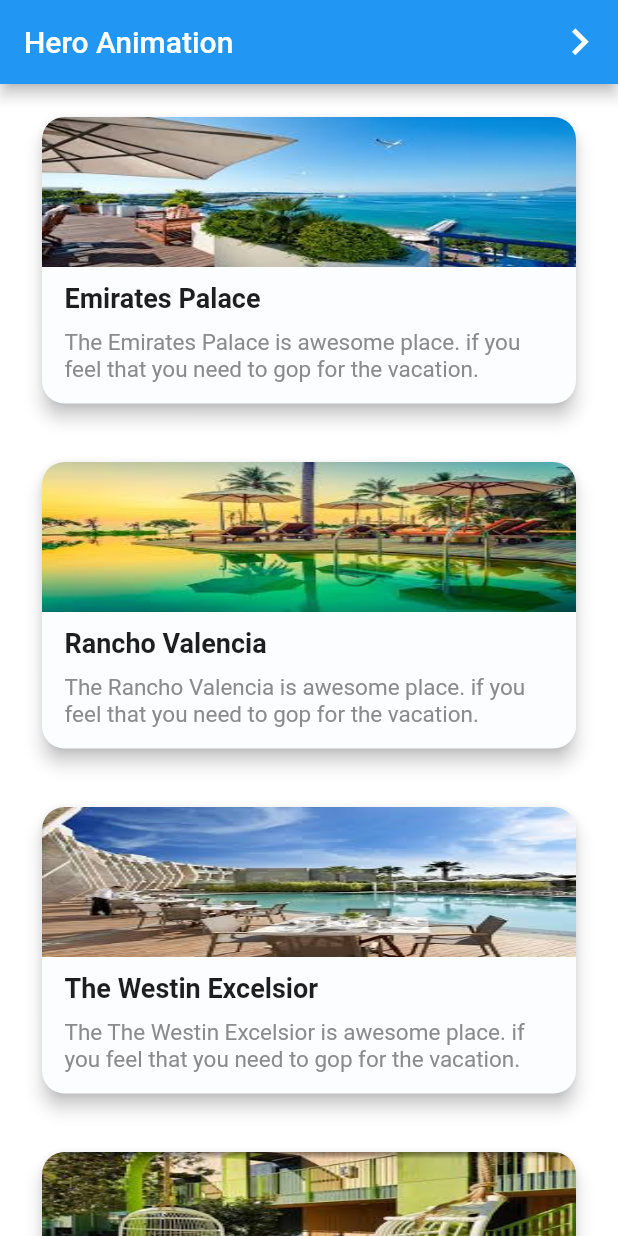
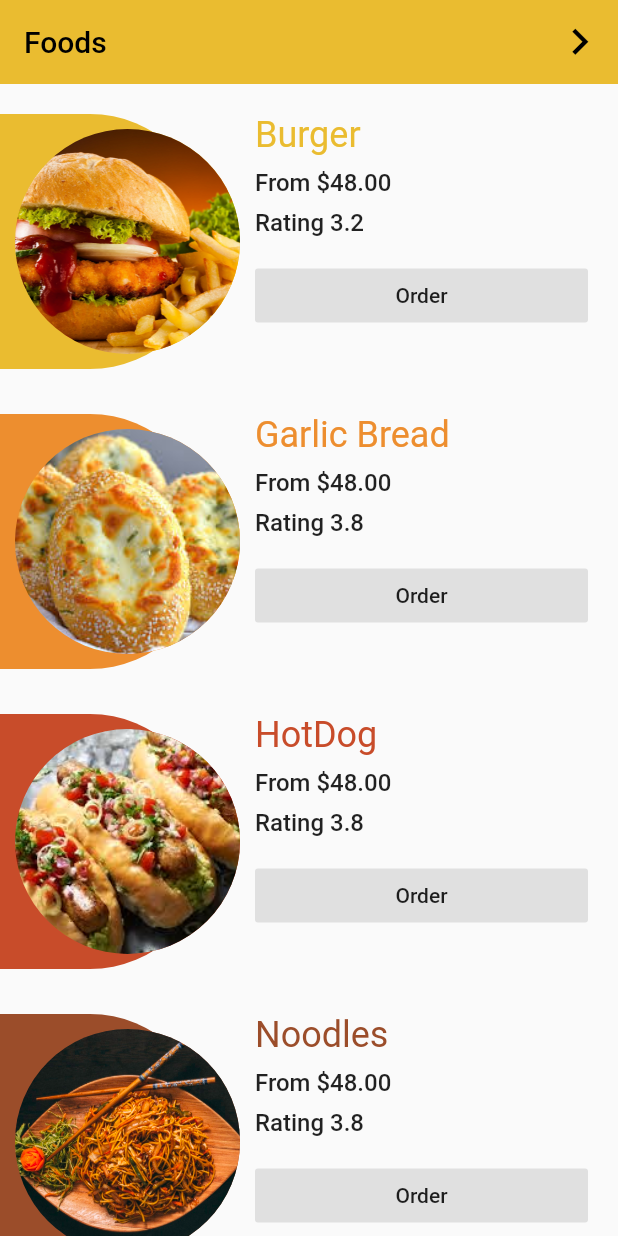
Before and after one commit to Mindinventory/Custom-Hero-Animation, a Flutter app: the screen it shows after launch, on a phone screen of 412 x 824 dp. Run offline on Flutter 3.47's test engine with Material 2 defaults, Android fonts, the phone set to English and light mode, and no system bars; Roboto replaces fonts that are missing (ProximaNova); key blocks and very long unbroken strings in the code were emptied for the run.

Commit message:
- Implemented radial animation using hero animation

```diff
--- a/lib/list/list_animation.dart
+++ b/lib/list/list_animation.dart
@@ -32,7 +32,7 @@ class _ListAnimationState  extends State<ListAnimation> {
     'The Westin Excelsior',
     'Burj Al Arab',
     'The Plaza',
-    'Atlantis Paradise Island',
+    'Atlantis Paradise',
     'Palms',
     'The Boulders',
     'CuisinArt Golf',
@@ -79,24 +79,29 @@ class _ListAnimationState  extends State<ListAnimation> {
                     pageBuilder: (BuildContext context,
                         Animation<double> animation,
                         Animation<double> secondaryAnimation) {
+                      return AnimatedBuilder(
+                      animation: animation,
+                      builder: (BuildContext context, Widget child) {
                         return ListDetailsAnimation(
                           index: index,
                           image: images[index],
                           desc: 'The ${titles[index]} is awesome place. if you feel that you need to gop for the vacation.',
                           name: titles[index],
                         );
+                      }
+                      );
                     },
-                    transitionsBuilder: (BuildContext context,
-                        Animation<double> animation,
-                        Animation<double> secondaryAnimation,
-                        Widget child) {
-                      return Align(
-                        child: FadeTransition(
-                          opacity: animation,
-                          child: child,
-                        ),
-                      );
-                    }
+                    // transitionsBuilder: (BuildContext context,
+                    //     Animation<double> animation,
+                    //     Animation<double> secondaryAnimation,
+                    //     Widget child) {
+                    //   return Align(
+                    //     child: FadeTransition(
+                    //       opacity: animation,
+                    //       child: child,
+                    //     ),
+                    //   );
+                    // }
                 ),
                 );
               },
@@ -128,8 +133,7 @@ class _ListAnimationState  extends State<ListAnimation> {
                                   child: Container(
                                     width: double.maxFinite,
                                     height: 100.0,
-                                    child:
-                                    Image(
+                                    child: Image(
                                       image: AssetImage(images[index]),
                                       fit: BoxFit.fill,
                                     ),
@@ -157,14 +161,16 @@ class _ListAnimationState  extends State<ListAnimation> {
                                         ),
                                       ),
                                     ),
-                                    SizedBox(height: 10,),
-                                    Text(
+                                    SizedBox(height: 5,),
+                                    Expanded(
+                                      child: Text(
                                         'The ${titles[index]} is awesome place. if you feel that you need to gop for the vacation.',
                                         style: TextStyle(
                                           color: Color.fromRGBO(139, 139, 139, 1),
                                           fontSize: 15.0,
                                           fontFamily: 'ProximaNova',
                                           fontWeight: FontWeight.normal,
+                                        ),
                                       ),
                                     )
                                   ],
--- a/lib/main.dart
+++ b/lib/main.dart
@@ -1,5 +1,6 @@
 import 'package:animation_demo/custom_animation/screen_1.dart';
 import 'package:animation_demo/details.dart';
+import 'package:animation_demo/radial_animation/food_main_List.dart';
 import 'package:flutter/material.dart';
 import 'List/list_animation.dart';
 import 'button_animation /custom_hero_animation.dart';
@@ -18,7 +19,10 @@ class MyApp extends StatelessWidget {
         primarySwatch: Colors.blue,
         visualDensity: VisualDensity.adaptivePlatformDensity,
       ),
-      home: ListAnimation(),
+      home:
+      // RadialExpansionDemo(),
+      // ListAnimation(),
+        FoodMenuMain(),
     );
   }
 }
--- /dev/null
+++ b/lib/radial_animation/Food.dart
@@ -0,0 +1,94 @@
+import 'dart:ui';
+
+class Food {
+  final int id;
+  final String title;
+  final double rating;
+  final String note;
+  final String image;
+  final Color color;
+
+  Food(
+      {this.id,
+        this.title,
+        this.rating,
+        this.note,
+        this.image,
+        this.color});
+
+  String get asset => 'assets/images/$image.jpeg';
+  bool get isDark => color.computeLuminance() < 0.6;
+}
+
+final List<Food> foods = [
+  Food(
+      id: 1,
+      title: 'Burger',
+      rating: 3.2,
+      note: 'A veggie burger is a burger patty that does not contain meat. These burgers may be made from ingredients like beans, especially soybeans and tofu, nuts, grains, seeds or fungi such as mushrooms or mycoprotein.',
+      image: 'burger',
+      color: Color.fromRGBO(234, 188, 48, 1.0)),
+  Food(
+      id: 2,
+      title: 'Garlic Bread',
+      rating: 3.8,
+      note: 'Garlic bread is a classic accompaniment to almost any kind of soup or stew. Its commonly paired with tomato-based soups, but is equally appropriate served alongside bean, vegetable, chicken, beef and seafood soups or stews. Top a simple, chunky stew of roasted vegetables with hunks of garlic bread.',
+      image: 'garlicbread',
+      color: Color.fromRGBO(237, 142, 47, 1.0)),
+  Food(
+      id: 3,
+      title: 'HotDog',
+      rating: 3.8,
+      note: 'A vegetarian hot dog is a hot dog produced completely from non-meat products. Unlike traditional home-made meat sausages, the casing is not made of intestine, but of cellulose or other plant based ingredients. The filling is usually based on some sort of soy protein, wheat gluten, or pea protein.',
+      image: 'hotdog',
+      color: Color.fromRGBO(200, 76, 42, 1.0)),
+  Food(
+      id: 4,
+      title: 'Noodles',
+      rating: 3.8,
+      note: 'Hakka noodles are thin, flat noodles made from unleavened dough made with rice or wheat flour. To cook these noodles, you have to simply toss them in boiling water, cook al-dente, drain out the water and then toss them with your favorite veggies and sauces.',
+      image: 'noodles',
+      color: Color.fromRGBO(155, 77, 42, 1.0)),
+  Food(
+      id: 5,
+      title: 'Pasta',
+      rating: 3.8,
+      note: 'The ingredients to make dried pasta usually include water and semolina flour; egg for colour and richness (in some types of pasta), and possibly vegetable juice (such as spinach, beet, tomato, carrot), herbs or spices for colour and flavour.',
+      image: 'pasta',
+      color: Color.fromRGBO(54, 80, 143, 1.0)),
+  Food(
+      id: 6,
+      title: 'Pizza',
+      rating: 3.8,
+      note: 'Fresh Dough. Unbleached enriched wheat flour, water, sugar, soybean oil, salt, yeast. ...Cheese. Part-skim mozzarella cheese (pasteurized milk, cultures, salt, enzymes), modified food starch, sugarcane fiber, whey protein concentrate, sodium citrate. ...Pizza Sauce. ...',
+      image: 'pizza',
+      color: Color.fromRGBO(130, 61, 99, 1.0)),
+  Food(
+      id: 7,
+      title: 'Puffs',
+      rating: 3.8,
+      note: 'a popular snack, very similar to pie is prepared from puff pastry sheets. in other words, the puffs are prepared from special sheets known as puff pastry sheets which is a layered sheet and sandwiched with butter or dalda.',
+      image: 'puffs',
+      color: Color.fromRGBO(88, 90, 59, 1.0)),
+  Food(
+      id: 8,
+      title: 'Sandwich',
+      rating: 3.8,
+      note: 'Spread Out. Sandwich spreads add flavor but also perform the essential task of lending moisture and sometimes creaminess to sandwiches. ...Use the Right Bread. Choose bread appropriate to the sandwich you are making. ...Choose To-Go Toppings. ...Take the Edge Off Onions.',
+      image: 'sandwich',
+      color: Color.fromRGBO(121, 118, 114, 1.0)),
+  Food(
+      id: 9,
+      title: 'Sub',
+      rating: 3.8,
+      note: 'Sauteed bell peppers, sauteed mushrooms, sauteed and raw onions, lettuce, tomato, mayo, deli mustard, Italian dressing, provolone, cheddar, and Monterey Jack.',
+      image: 'sub',
+      color: Color.fromRGBO(136, 91, 61, 1.0)),
+  Food(
+      id: 10,
+      title: 'Tacos',
+      rating: 3.8,
+      note: 'If you want to keep it classic, the best taco toppings are cheese, pico de gallo, lettuce, tomatoes, and sour cream. But you can also add in onions, jalepenos, green chiles, beans, and more!',
+      image: 'takos',
+      color: Color.fromRGBO(167, 163, 156, 1.0)),
+];
--- /dev/null
+++ b/lib/radial_animation/food_main_List.dart
@@ -0,0 +1,109 @@
+import 'dart:async';
+import 'package:animation_demo/list/list_animation.dart';
+import 'package:animation_demo/radial_animation/Food.dart';
+import 'package:animation_demo/radial_animation/food_details.dart';
+import 'package:flutter/material.dart';
+
+import 'food_tile.dart';
+
+class FoodMenuMain extends StatefulWidget {
+  FoodMenuMain({Key key}) : super(key: key);
+
+  @override
+  _FoodsMenuState createState() => new _FoodsMenuState();
+}
+
+class _FoodsMenuState extends State<FoodMenuMain> with TickerProviderStateMixin {
+  Map<int, AnimationController> controllerMaps = new Map();
+  Map<int, CurvedAnimation> animationMaps = new Map();
+
+  @override
+  void initState() {
+    foods.forEach((Food food){
+      AnimationController _controller = AnimationController(duration: Duration(milliseconds: 400), vsync: this,);
+      CurvedAnimation _animation = new CurvedAnimation(parent: _controller, curve: Curves.easeIn);
+
+      controllerMaps[food.id] = _controller;
+      _controller.addStatusListener((AnimationStatus status){
+        if(status == AnimationStatus.completed){
+          _handleHero(food);
+        }
+      });
+      animationMaps[food.id] = _animation;
+    });
+    super.initState();
+  }
+
+  @override
+  Widget build(BuildContext context) {
+    return Theme(
+      data: ThemeData(
+        primaryColor: Color.fromRGBO(234, 188, 48, 1.0),
+      ),
+      child: Scaffold(
+        appBar: AppBar(
+          title: Text('Foods', style: TextStyle(
+              fontSize: 20.0,
+              color: Colors.black
+          ),),
+          actions: [
+            GestureDetector(
+              onTap: () {
+                Navigator.push(context, MaterialPageRoute(
+                    builder: (_) {
+                      return ListAnimation();
+                      // CustomHeroAnimation();
+                    }
+                ));
+              },
+              child: Padding(
+                padding: const EdgeInsets.all(8.0),
+                child: Icon(
+                  Icons.navigate_next,
+                  size: 35,
+                ),
+              ),
+            ),
+          ],
+          elevation: 0.0,
+        ),
+        body: ListView.builder(
+          itemBuilder: (context, index){
+            Food food = foods[index];
+            AnimationController _controller = controllerMaps[food.id];
+            CurvedAnimation _animation = animationMaps[food.id];
+            return FoodTile(
+              food: food,
+              isHeader: false,
+              animation: _animation,
+              onAction: () {
+                _controller.forward();
+              },
+            );
+          },
+          itemCount: foods.length,
+        ),
+      ),
+    );
+  }
+
+  void _handleHero(Food food) {
+    AnimationController _controller = controllerMaps[food.id];
+    CurvedAnimation _animation = animationMaps[food.id];
+    Navigator.push(context,
+        MaterialPageRoute(builder: (context){
+          return FoodDetail(
+            food: food,
+            animation: _animation,
+            onAction: () {
+              Navigator.pop(context);
+            },
+          );
+        }, fullscreenDialog: true)
+    ).then((value){
+      Future.delayed(Duration(milliseconds: 600)).then((v){
+        _controller.reverse();
+      });
+    });
+  }
+}
--- /dev/null
+++ b/lib/radial_animation/food_tile.dart
@@ -0,0 +1,161 @@
+import 'package:flutter/material.dart';
+
+import 'Food.dart';
+
+class FoodTile extends AnimatedWidget {
+  FoodTile({
+    Key key,
+    Animation<double> animation,
+    this.food,
+    this.onAction,
+    this.isHeader: false,
+    this.delay: 200,
+  }):super(key: key, listenable: animation);
+
+  final Food food;
+  final VoidCallback onAction;
+  final bool isHeader;
+  final int delay;
+
+  @override
+  Widget build(BuildContext context) {
+    return Column(
+      children: [
+        Container(
+          width: double.infinity,
+          height: _height,
+          child: Stack(
+            children: <Widget>[
+              _makeInfo(context),
+              _makeFood(context),
+            ],
+          ),
+        ),
+      ],
+    );
+  }
+
+  _makeFood(BuildContext context){
+    final Animation<double> animation = listenable;
+    final double _width = MediaQuery.of(context).size.width;
+
+    Tween<double> tween = Tween(begin: _width - 160, end: 10.0);
+
+    return Positioned(
+      top: isHeader ? 0.0 : 10.0,
+      bottom: 0.0,
+      right: isHeader ? 0.0 : tween.evaluate(animation),
+      width: _width,
+      child: Hero(
+        tag: food.image,
+        child: Material(
+          color: Colors.transparent,
+          child: GestureDetector(
+            onTap: (){
+              if(!isHeader){
+                onAction == null ? null : onAction();
+              }
+            },
+            child: Stack(
+              children: <Widget>[
+                 Positioned(
+                  top: isHeader ? 0.0 : 10.0,
+                  bottom: isHeader ? 0.0 : 10.0,
+                  left: 0.0,
+                  right: isHeader ? 0.0 : 20.0,
+                  child: Container(
+                    width: double.infinity,
+                    height: double.infinity,
+                    decoration: !isHeader ? BoxDecoration(
+                        color: food.color,
+                        borderRadius: BorderRadius.only(
+                          bottomRight: const Radius.circular(80.0),
+                          topRight: const Radius.circular(80.0),
+                        )
+                    ) : BoxDecoration(
+                        color: food.color,
+                        borderRadius: BorderRadius.only(
+                          bottomRight: const Radius.circular(0.0),
+                          topRight: const Radius.circular(0.0),
+                        )
+                    ),
+                    child: Text(
+                      food.title,
+                      style: TextStyle(
+                        color: Colors.white,
+                        fontFamily: 'Times',
+                        fontWeight: FontWeight.w300,
+                        fontSize: 35.0,
+                      ),
+                    ),
+                    alignment: Alignment.bottomLeft,
+                    padding: EdgeInsets.only(
+                      bottom: 30.0,
+                      left: 15.0,
+                      right: 65.0,
+                    ),
+                  ),
+                ),
+                Positioned(
+                  top: isHeader ? 50.0 : 20.0,
+                  bottom: isHeader ? 20.0 : 20.0,
+                  left: isHeader ? _width - 210 : _width - 150,
+                  width: isHeader ? 200 : 150.0,
+                  child: Container(
+                    decoration: BoxDecoration(
+                      color: food.color,
+                        borderRadius: BorderRadius.all(Radius.circular(_height/2)),
+                      image: DecorationImage(
+                        image: AssetImage(food.asset),
+                        fit: BoxFit.fitHeight,
+                      ),
+                    ),
+                  ),
+                ),
+              ],
+            ),
+          ),
+        ),
+      ),
+    );
+  }
+
+  _makeInfo(BuildContext context) {
+    return isHeader ? Container() : Positioned(
+      top: 0.0,
+      bottom: 0.0,
+      left: 170.0,
+      right: 20.0,
+      child: Column(
+        crossAxisAlignment: CrossAxisAlignment.start,
+        mainAxisAlignment: MainAxisAlignment.center,
+        children: <Widget>[
+          Padding(
+            padding: const EdgeInsets.only(bottom: 8.0),
+            child: Text(food.title, style: Theme.of(context).textTheme.headline.copyWith(color: food.color),),
+          ),
+          Text('From \$48.00', style: Theme.of(context).textTheme.subhead.copyWith(fontWeight: FontWeight.w500),),
+          SizedBox(height: 8.0,),
+          Text('Rating ${food.rating}', style: Theme.of(context).textTheme.subhead.copyWith(fontWeight: FontWeight.w500),),
+          Container(
+            margin: EdgeInsets.symmetric(vertical: 15.0),
+            width: double.infinity,
+            child: FlatButton(
+              color: Colors.grey.shade300,
+              onPressed: (){},
+              child: Text('Order'),
+            ),
+          ),
+        ],
+      ),
+    );
+  }
+
+  double get _height {
+    if(isHeader) {
+      return 275.0;
+    } else {
+      return 200.0;
+    }
+  }
+}
```
Also changed, not shown: lib/radial_animation/food_details.dart (added, +133 -0 lines), lib/radial_hero_animaiton.dart (added, +168 -0 lines), assets/images/burger.jpeg (added), assets/images/garlicbread.jpeg (added), assets/images/hotdog.jpeg (added), assets/images/noodles.jpeg (added), assets/images/pasta.jpeg (added), assets/images/pizza.jpeg (added), assets/images/puffs.jpeg (added), assets/images/sandwich.jpeg (added), assets/images/sub.jpeg (added), assets/images/takos.jpeg (added), 1 other file. Lines whose indentation alone changed are shown as unchanged.
